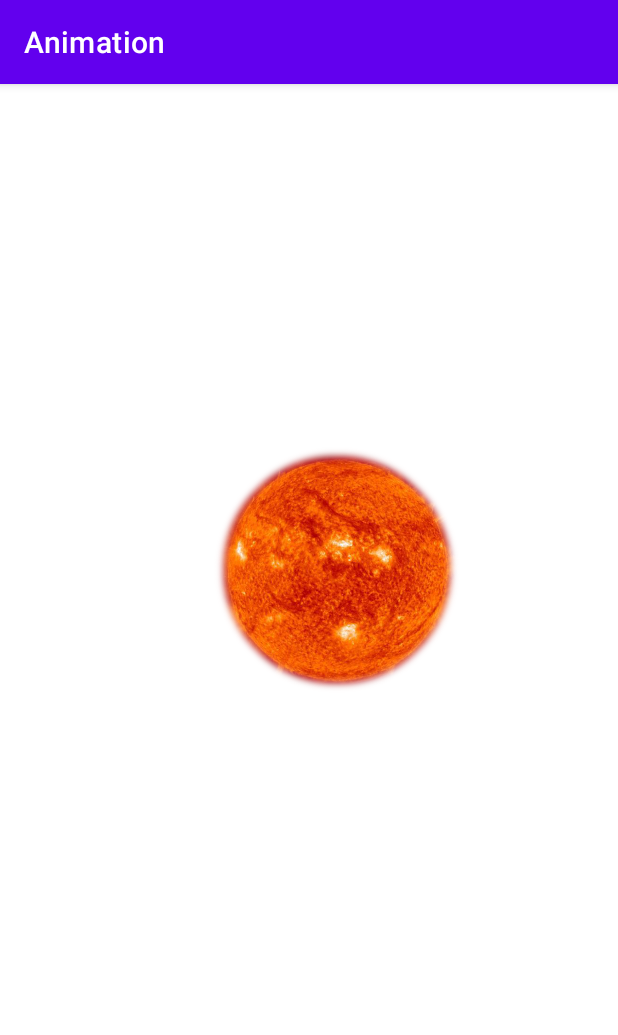
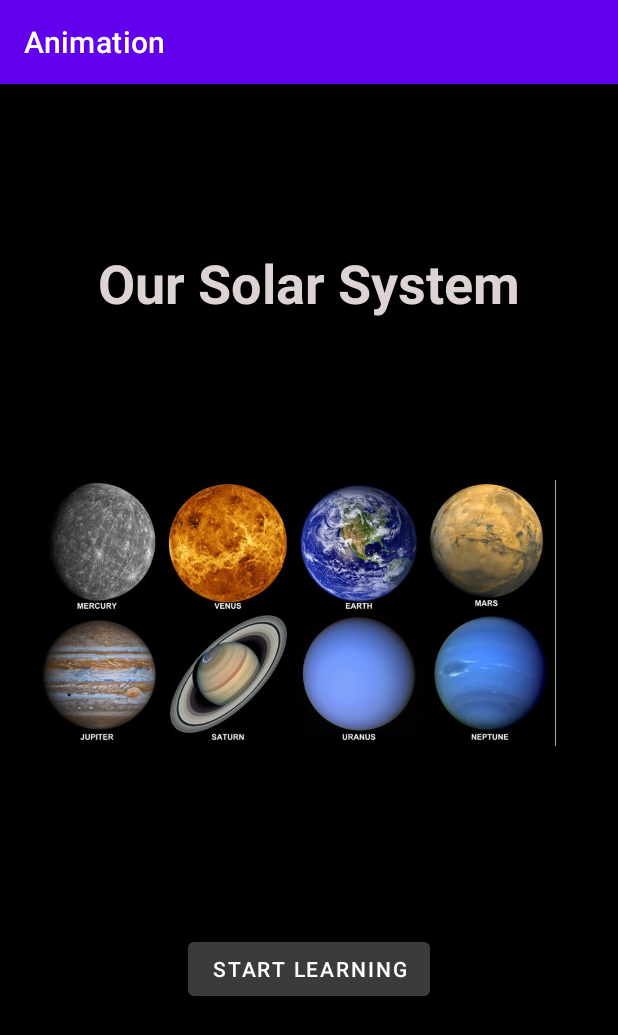
Before and after one commit to Saad-Ishtiaq/MC-SolarSystem, an Android app: the screen it shows after launch (MainActivity), on a phone screen of 412 x 824 dp. Shown: the top 1035 px of the screen. Run offline under Robolectric (Android 15) with nearby library versions, the phone set to English and light mode, and no system bars.

Commit message:
Android Animation Learning

```diff
--- a/app/src/main/AndroidManifest.xml
+++ b/app/src/main/AndroidManifest.xml
@@ -9,6 +9,7 @@
         android:roundIcon="@mipmap/ic_launcher_round"
         android:supportsRtl="true"
         android:theme="@style/Theme.Animation">
+        <activity android:name=".Sun"></activity>
         <activity android:name=".MainActivity">
             <intent-filter>
                 <action android:name="android.intent.action.MAIN" />
--- a/app/src/main/res/layout/activity_main.xml
+++ b/app/src/main/res/layout/activity_main.xml
@@ -4,42 +4,55 @@
     xmlns:tools="http://schemas.android.com/tools"
     android:layout_width="match_parent"
     android:layout_height="match_parent"
+        android:background="@color/black"
     tools:context=".MainActivity">
 
-<!--    android:background="@color/black"-->
 
+
+
+
+    <TextView
+        android:id="@+id/textView3"
+        android:layout_width="316dp"
+        android:layout_height="73dp"
+        android:text="  Our Solar System"
+        android:textAppearance="@style/TextAppearance.AppCompat.Display1"
+        android:textColor="#DDD3D3"
+        android:textSize="36sp"
+        android:textStyle="bold"
+        app:layout_constraintBottom_toBottomOf="parent"
+        app:layout_constraintEnd_toEndOf="parent"
+        app:layout_constraintStart_toStartOf="parent"
+        app:layout_constraintTop_toTopOf="parent"
+        app:layout_constraintVertical_bias="0.155" />
 
     <ImageView
         android:id="@+id/imageView"
-        android:layout_width="203dp"
-        android:layout_height="172dp"
-        android:layout_marginStart="87dp"
-        android:layout_marginTop="211dp"
-        android:layout_marginEnd="86dp"
-        android:layout_marginBottom="266dp"
-        android:onClick="Animation"
+        android:layout_width="345dp"
+        android:layout_height="316dp"
+        android:layout_marginStart="9dp"
+        android:layout_marginTop="13dp"
+        android:layout_marginEnd="9dp"
+        android:layout_marginBottom="7dp"
         app:layout_constraintBottom_toBottomOf="parent"
+        app:layout_constraintEnd_toEndOf="parent"
+        app:layout_constraintHorizontal_bias="0.333"
+        app:layout_constraintStart_toStartOf="parent"
+        app:layout_constraintTop_toBottomOf="@+id/textView3"
+        app:layout_constraintVertical_bias="0.0"
+        app:srcCompat="@drawable/solarsystem" />
 
+    <Button
+        android:id="@+id/button"
+        android:layout_width="wrap_content"
+        android:layout_height="wrap_content"
+        android:text="Start Learning"
+
+        android:onClick="NewIntent"
+        app:backgroundTint="#3C3A3A"
+        app:layout_constraintBottom_toBottomOf="parent"
         app:layout_constraintEnd_toEndOf="parent"
-
-        app:layout_constraintHorizontal_bias="1.0"
         app:layout_constraintStart_toStartOf="parent"
-        app:layout_constraintTop_toTopOf="parent"
-        app:layout_constraintVertical_bias="0.222"
-        app:srcCompat="@drawable/sun" />
-
-<!--    <ImageView-->
-<!--        android:id="@+id/imageView2"-->
-<!--        android:layout_width="161dp"-->
-<!--        android:layout_height="132dp"-->
-<!--        android:layout_marginTop="196dp"-->
-<!--        app:layout_constraintEnd_toEndOf="parent"-->
-
-<!--        android:onClick="Animation2"-->
-
-<!--        app:layout_constraintStart_toStartOf="parent"-->
-<!--        app:layout_constraintTop_toBottomOf="@+id/imageView"-->
-<!--        app:srcCompat="@drawable/earth" />-->
-
-
+        app:layout_constraintTop_toBottomOf="@+id/imageView"
+        app:layout_constraintVertical_bias="0.264" />
 </androidx.constraintlayout.widget.ConstraintLayout>
```
Also changed, not shown: app/src/main/java/com/example/animation/MainActivity.java (+6 -19 lines), app/src/main/java/com/example/animation/Sun.java (added, +31 -0 lines), app/src/main/res/layout/activity_sun.xml (added, +63 -0 lines), app/src/main/res/drawable/solarsystem.jpg (added).
